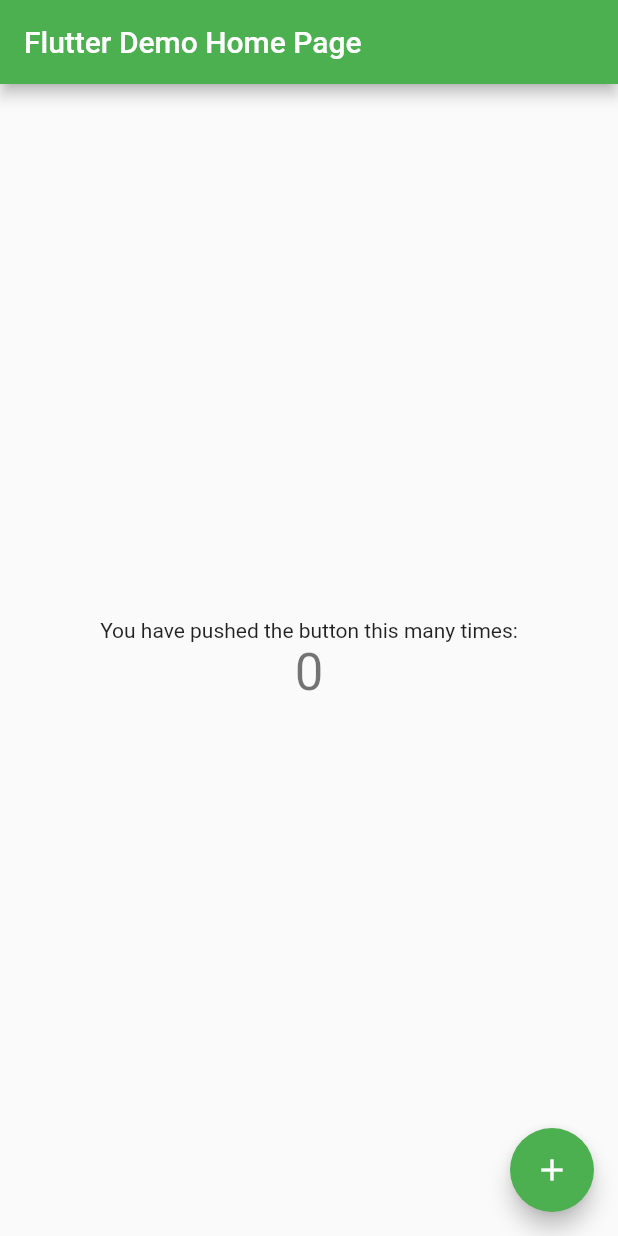
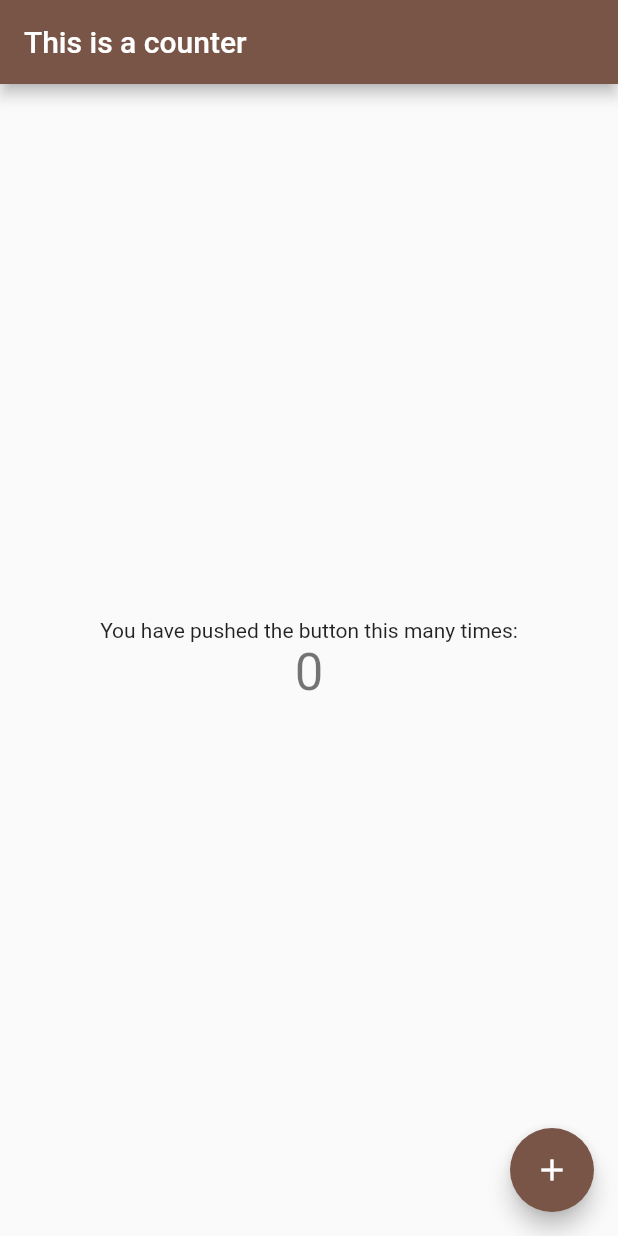
Before and after one commit to thomas-e-cowern/super-octo-garbanzo, a Flutter app: the screen it shows after launch, on a phone screen of 412 x 824 dp. Run offline on Flutter 3.47's test engine with Material 2 defaults, Android fonts, the phone set to English and light mode, and no system bars.

Commit message:
update main.dart

```diff
--- a/lib/main.dart
+++ b/lib/main.dart
@@ -22,9 +22,9 @@ class MyApp extends StatelessWidget {
         // or simply save your changes to "hot reload" in a Flutter IDE).
         // Notice that the counter didn't reset back to zero; the application
         // is not restarted.
-        primarySwatch: Colors.green,
+        primarySwatch: Colors.brown,
       ),
-      home: const MyHomePage(title: 'Flutter Demo Home Page'),
+      home: const MyHomePage(title: 'This is a counter'),
     );
   }
 }
```
